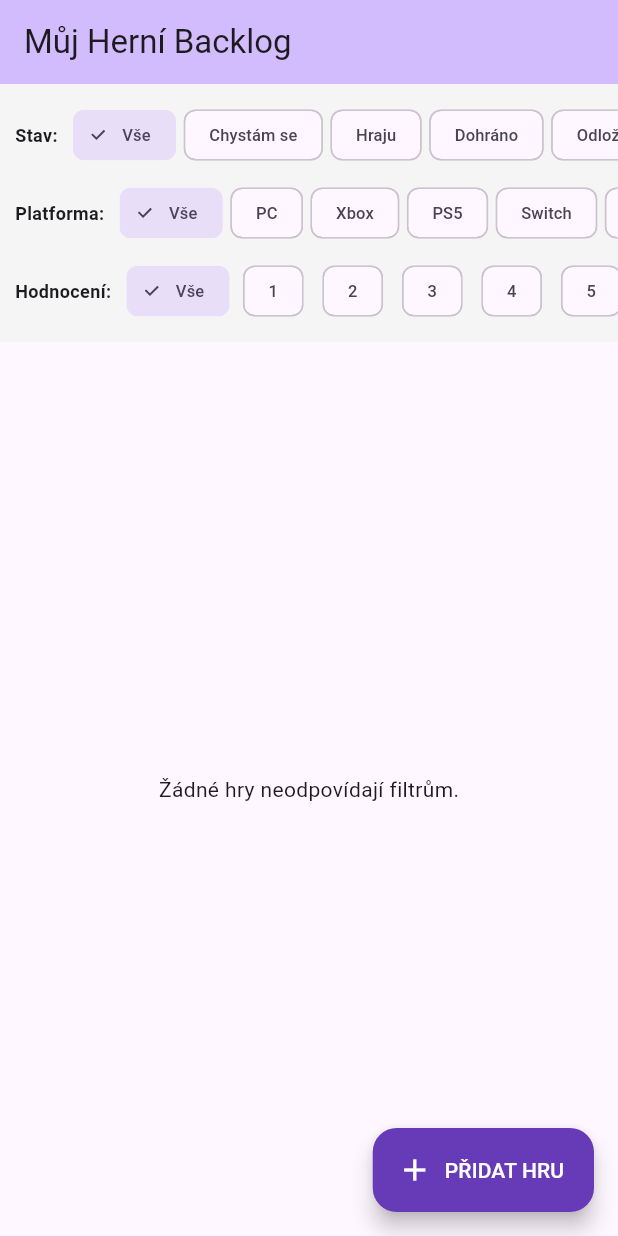
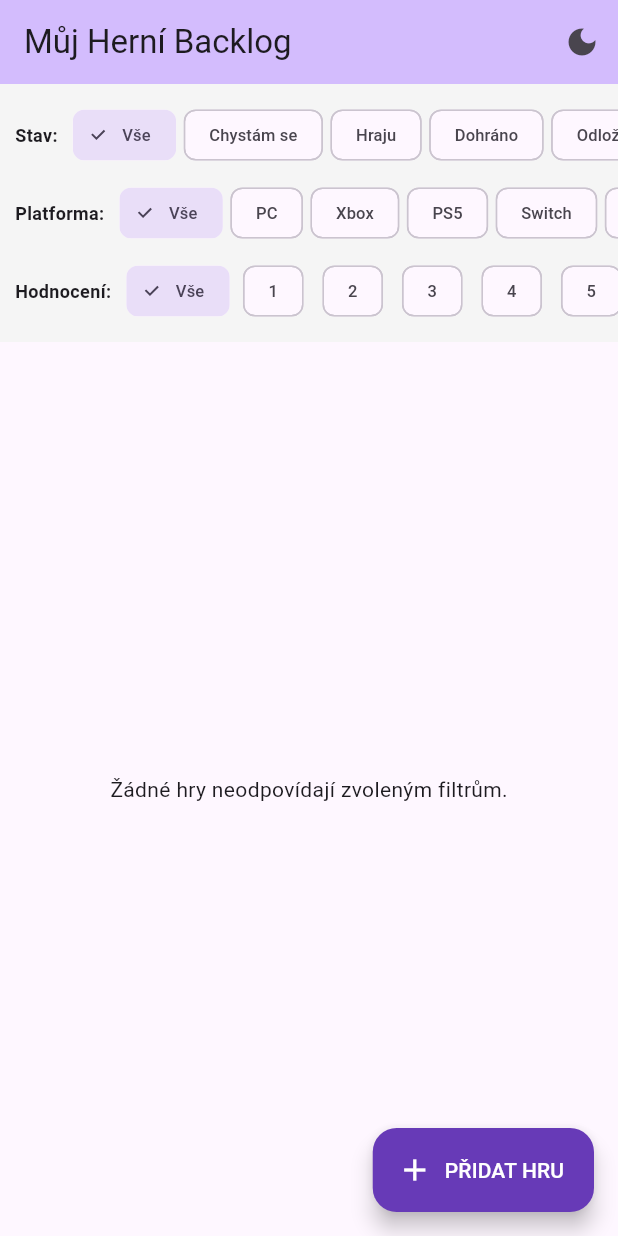
Before and after one commit to FojtikPetroauh/Herni-backlog-projekt, a Flutter app: the screen it shows after launch, on a phone screen of 412 x 824 dp. Run offline on Flutter 3.47's test engine with Material 3 defaults, Android fonts, the phone set to English and light mode, and no system bars; our stand-ins replace cloud_firestore, firebase_core; accounts and stored records are empty.

Commit message:
Dark mode

```diff
--- a/lib/main.dart
+++ b/lib/main.dart
@@ -21,37 +21,71 @@ void main() async {
   runApp(const GameBacklogApp());
 }
 
-class GameBacklogApp extends StatelessWidget {
+class GameBacklogApp extends StatefulWidget {
   const GameBacklogApp({super.key});
+
+  @override
+  State<GameBacklogApp> createState() => _GameBacklogAppState();
+}
+
+class _GameBacklogAppState extends State<GameBacklogApp> {
+  ThemeMode _themeMode = ThemeMode.system;
+
+  void _toggleTheme() {
+    setState(() {
+      _themeMode = _themeMode == ThemeMode.light ? ThemeMode.dark : ThemeMode.light;
+    });
+  }
 
   @override
   Widget build(BuildContext context) {
     return MaterialApp(
       title: 'Herní Backlog',
       debugShowCheckedModeBanner: false,
+
+      themeAnimationDuration: Duration.zero,
+
       theme: ThemeData(
-        colorScheme: ColorScheme.fromSeed(seedColor: Colors.deepPurple),
+        colorScheme: ColorScheme.fromSeed(
+          seedColor: Colors.deepPurple,
+          brightness: Brightness.light,
+        ),
         useMaterial3: true,
       ),
-      home: const MainListScreen(),
+
+      darkTheme: ThemeData(
+        colorScheme: ColorScheme.fromSeed(
+          seedColor: Colors.deepPurple,
+          brightness: Brightness.dark,
+        ),
+        useMaterial3: true,
+      ),
+
+      themeMode: _themeMode,
+      home: MainListScreen(onThemeToggle: _toggleTheme, currentMode: _themeMode),
     );
   }
 }
 
 class MainListScreen extends StatefulWidget {
-  const MainListScreen({super.key});
+  final VoidCallback onThemeToggle;
+  final ThemeMode currentMode;
+
+  const MainListScreen({
+    super.key,
+    required this.onThemeToggle,
+    required this.currentMode
+  });
 
   @override
   State<MainListScreen> createState() => _MainListScreenState();
 }
 
 class _MainListScreenState extends State<MainListScreen> {
-  // --- PROMĚNNÉ PRO FILTRY ---
   String _selectedStatus = "Vše";
   String _selectedPlatform = "Vše";
   String _selectedRating = "Vše";
 
-  // Pomocná funkce pro barvy statusů
   Color _getStatusColor(String status) {
     switch (status) {
       case 'Hraju': return const Color(0xFF66FF00);
@@ -62,7 +96,6 @@ class _MainListScreenState extends State<MainListScreen> {
     }
   }
 
-  // Pomocná funkce pro stavbu řádku s filtry
   Widget _buildFilterRow(String label, List<String> options, String currentVal, Function(String) onSelect) {
     return SingleChildScrollView(
       scrollDirection: Axis.horizontal,
@@ -88,7 +121,6 @@ class _MainListScreenState extends State<MainListScreen> {
 
   @override
   Widget build(BuildContext context) {
-    // --- STAVBA DOTAZU (QUERY) ---
     Query query = FirebaseFirestore.instance.collection('games');
 
     if (_selectedStatus != "Vše") {
@@ -105,13 +137,21 @@ class _MainListScreenState extends State<MainListScreen> {
       appBar: AppBar(
         title: const Text('Můj Herní Backlog'),
         backgroundColor: Theme.of(context).colorScheme.inversePrimary,
+        actions: [
+          IconButton(
+            icon: Icon(widget.currentMode == ThemeMode.dark ? Icons.light_mode : Icons.dark_mode),
+            onPressed: widget.onThemeToggle,
+            tooltip: "Přepnout režim",
+          ),
+        ],
       ),
       body: Column(
         children: [
-          // SEKCZE FILTRŮ
           Container(
-            color: Colors.grey.shade100,
             padding: const EdgeInsets.symmetric(vertical: 8),
+            color: Theme.of(context).brightness == Brightness.light
+                ? Colors.grey.shade100
+                : Colors.grey.shade900,
             child: Column(
               children: [
                 _buildFilterRow("Stav", ["Vše", "Chystám se", "Hraju", "Dohráno", "Odloženo"], _selectedStatus, (v) => setState(() => _selectedStatus = v)),
@@ -121,7 +161,6 @@ class _MainListScreenState extends State<MainListScreen> {
             ),
           ),
 
-          // SEZNAM HER
           Expanded(
             child: StreamBuilder<QuerySnapshot>(
               stream: query.snapshots(),
@@ -132,7 +171,7 @@ class _MainListScreenState extends State<MainListScreen> {
                 var docs = snapshot.data!.docs;
 
                 if (docs.isEmpty) {
-                  return const Center(child: Text('Žádné hry neodpovídají filtrům.'));
+                  return const Center(child: Text('Žádné hry neodpovídají zvoleným filtrům.'));
                 }
 
                 return ListView.builder(
@@ -149,13 +188,16 @@ class _MainListScreenState extends State<MainListScreen> {
                           context: context,
                           builder: (context) => AlertDialog(
                             title: const Text("Smazat hru?"),
-                            content: const Text("Tato akce je nevratná."),
+                            content: const Text("Tato akce trvale odstraní hru z cloudu."),
                             actions: [
-                              TextButton(onPressed: () => Navigator.pop(context, false), child: const Text("NE")),
+                              TextButton(
+                                onPressed: () => Navigator.pop(context, false),
+                                child: const Text("NE"),
+                              ),
                               TextButton(
                                 onPressed: () => Navigator.pop(context, true),
                                 style: TextButton.styleFrom(foregroundColor: Colors.red),
-                                child: const Text("ANO")
+                                child: const Text("ANO"),
                               ),
                             ],
                           ),
@@ -170,7 +212,7 @@ class _MainListScreenState extends State<MainListScreen> {
                       onDismissed: (direction) {
                         FirebaseFirestore.instance.collection('games').doc(gameId).delete();
                         ScaffoldMessenger.of(context).showSnackBar(
-                          SnackBar(content: Text('${data['title']} odstraněno')),
+                          SnackBar(content: Text('${data['title']} bylo smazáno')),
                         );
                       },
                       child: Card(
@@ -187,7 +229,10 @@ class _MainListScreenState extends State<MainListScreen> {
                             backgroundColor: _getStatusColor(data['status'] ?? ''),
                             child: const Icon(Icons.videogame_asset, color: Colors.white),
                           ),
-                          title: Text(data['title'] ?? 'Bez názvu', style: const TextStyle(fontWeight: FontWeight.bold)),
+                          title: Text(
+                            data['title'] ?? 'Bez názvu',
+                            style: const TextStyle(fontWeight: FontWeight.bold),
+                          ),
                           subtitle: Text('${data['platform']} • ${data['status']}'),
                           trailing: Row(
                             mainAxisSize: MainAxisSize.min,
@@ -207,7 +252,7 @@ class _MainListScreenState extends State<MainListScreen> {
           ),
         ],
       ),
-      // --- UPRAVENÉ TLAČÍTKO ---
+
       floatingActionButton: FloatingActionButton.extended(
         onPressed: () {
           Navigator.push(
```
